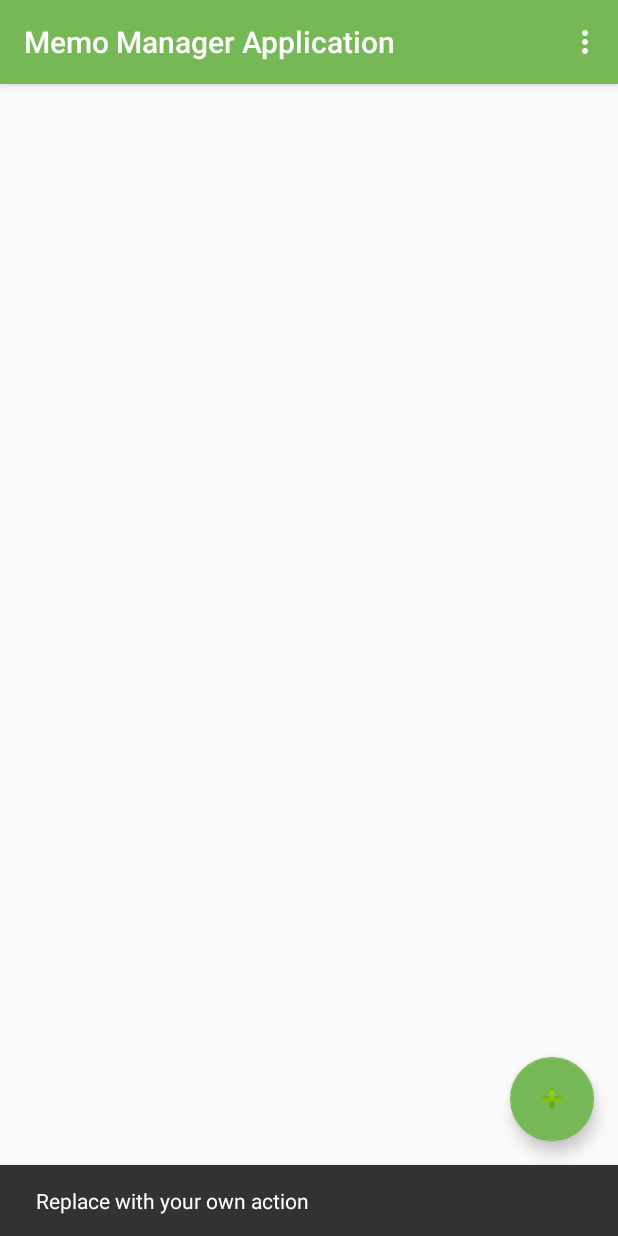
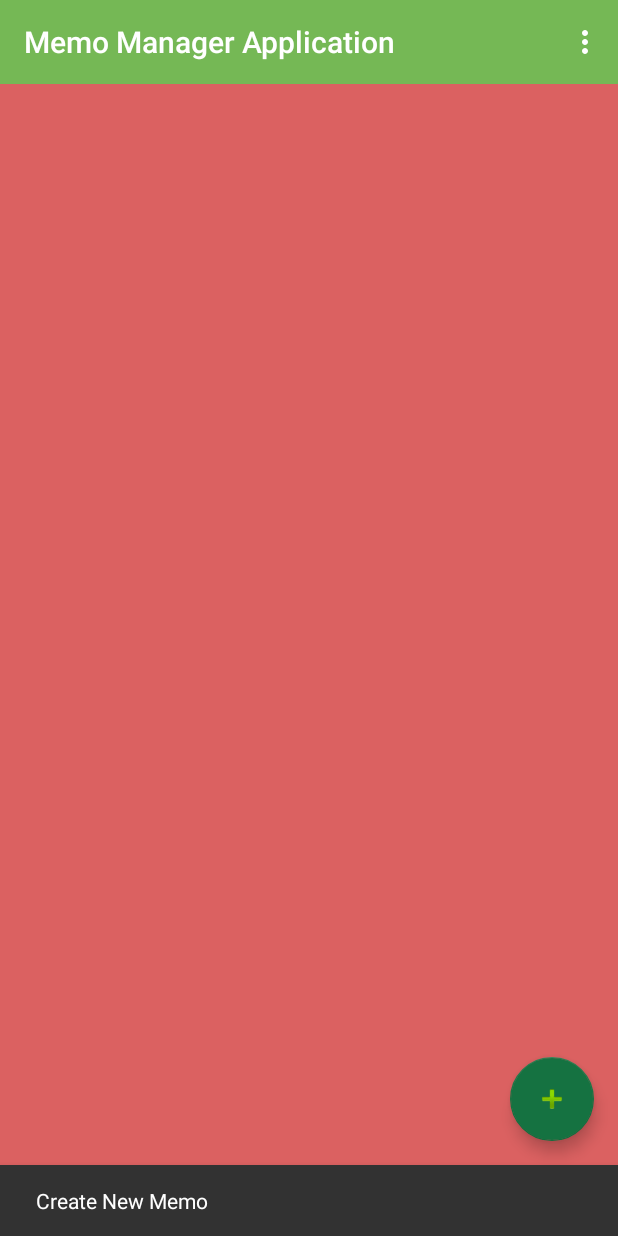
Before and after one commit to PengBanana/Memo-Manager, an Android app: the screen it shows after launch (ViewMemoActivity), after a tap on an icon or button, on a phone screen of 412 x 824 dp. Run offline under Robolectric (Android 15) with nearby library versions, the phone set to English and light mode, and no system bars.

Commit message:
Runnable version of Memo Manager. UI only

```diff
--- a/app/src/main/AndroidManifest.xml
+++ b/app/src/main/AndroidManifest.xml
@@ -4,9 +4,9 @@
 
     <application
         android:allowBackup="true"
-        android:icon="@mipmap/ic_launcher"
+        android:icon="@mipmap/memo_manager_icon"
         android:label="@string/app_name"
-        android:roundIcon="@mipmap/ic_launcher_round"
+        android:roundIcon="@mipmap/memo_manager_icon"
         android:supportsRtl="true"
         android:theme="@style/AppTheme">
         <activity
--- a/app/src/main/java/com/example/hp/memomanagerapplication/ViewMemoActivity.java
+++ b/app/src/main/java/com/example/hp/memomanagerapplication/ViewMemoActivity.java
@@ -22,7 +22,7 @@
         fab.setOnClickListener(new View.OnClickListener() {
             @Override
             public void onClick(View view) {
-                Snackbar.make(view, "Replace with your own action", Snackbar.LENGTH_LONG)
+                Snackbar.make(view, "Create New Memo", Snackbar.LENGTH_LONG)
                         .setAction("Action", null).show();
             }
         });
--- a/app/src/main/res/layout/activity_view_memo.xml
+++ b/app/src/main/res/layout/activity_view_memo.xml
@@ -1,6 +1,5 @@
 <?xml version="1.0" encoding="utf-8"?>
-<android.support.design.widget.CoordinatorLayout
-    xmlns:android="http://schemas.android.com/apk/res/android"
+<android.support.design.widget.CoordinatorLayout xmlns:android="http://schemas.android.com/apk/res/android"
     xmlns:app="http://schemas.android.com/apk/res-auto"
     xmlns:tools="http://schemas.android.com/tools"
     android:layout_width="match_parent"
@@ -9,7 +8,7 @@
 
     <android.support.design.widget.AppBarLayout
         android:layout_width="match_parent"
-        android:layout_height="wrap_content"
+        android:layout_height="match_parent"
         android:theme="@style/AppTheme.AppBarOverlay">
 
         <android.support.v7.widget.Toolbar
@@ -33,8 +32,7 @@
         android:layout_height="wrap_content"
         android:layout_gravity="bottom|end"
         android:layout_margin="@dimen/fab_margin"
-        app:backgroundTint="@color/colorAccentLight"
-        app:rippleColor="@color/colorAccent"
+        app:backgroundTint="@color/colorPrimaryDark"
         app:srcCompat="@android:drawable/ic_input_add" />
 
 </android.support.design.widget.CoordinatorLayout>
--- a/app/src/main/res/layout/content_view_memo.xml
+++ b/app/src/main/res/layout/content_view_memo.xml
@@ -2,9 +2,9 @@
 <android.support.constraint.ConstraintLayout xmlns:android="http://schemas.android.com/apk/res/android"
     xmlns:app="http://schemas.android.com/apk/res-auto"
     xmlns:tools="http://schemas.android.com/tools"
+    android:id="@+id/cl_itemList"
     android:layout_width="match_parent"
     android:layout_height="match_parent"
-    android:background="@mipmap/memo_manager_background"
     app:layout_behavior="@string/appbar_scrolling_view_behavior"
     tools:context="com.example.hp.memomanagerapplication.ViewMemoActivity"
     tools:showIn="@layout/activity_view_memo">
@@ -12,7 +12,5 @@
     <android.support.v7.widget.RecyclerView
         android:id="@+id/rv_itemList"
         android:layout_width="match_parent"
-        android:layout_height="match_parent"
-        android:scrollbars="vertical"
-        tools:listitem="@layout/item_memo" />
+        android:layout_height="match_parent" />
 </android.support.constraint.ConstraintLayout>
```
Also changed, not shown: app/src/main/java/com/example/hp/memomanagerapplication/Memo.java (added, +9 -0 lines).
